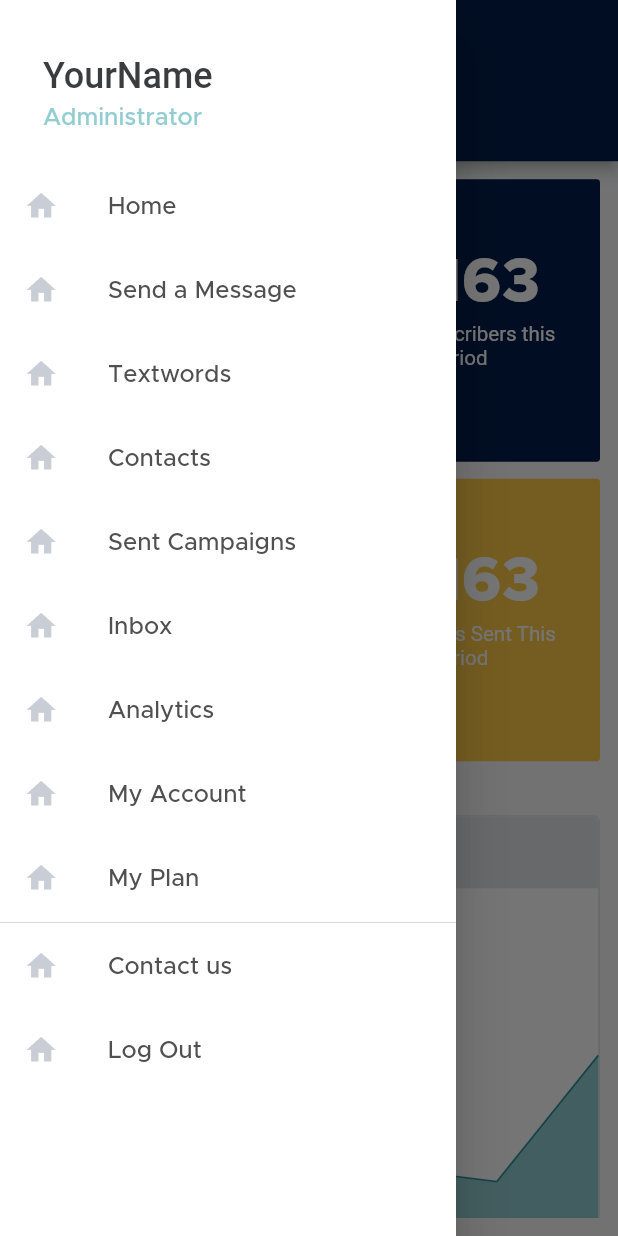
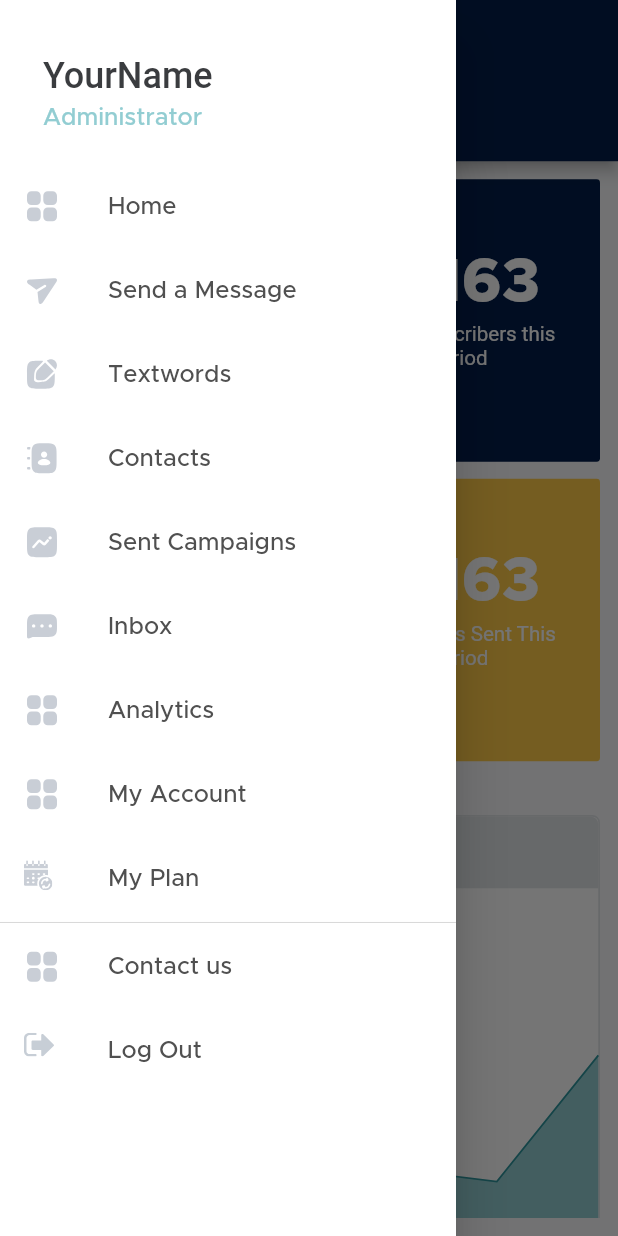
Before and after one commit to islamsayed86/happyTextingApp, a Flutter app: the screen it shows after launch, with the side drawer open, on a phone screen of 412 x 824 dp. Run offline on Flutter 3.47's test engine with Material 2 defaults, Android fonts, the phone set to English and light mode, and no system bars; our stand-ins replace email_validator, flutter_bloc, flutter_screenutil, flutter_svg, syncfusion_flutter_charts; Roboto replaces fonts that are missing (metro).

Commit message:
adding SVGs

```diff
--- a/lib/core/widgets/shared_side_menu.dart
+++ b/lib/core/widgets/shared_side_menu.dart
@@ -1,6 +1,8 @@
 import 'package:flutter/material.dart';
 import 'package:flutter_screenutil/flutter_screenutil.dart';
+import 'package:flutter_svg/flutter_svg.dart';
 import 'package:happy_texting/core/constants/colors.dart';
+import 'package:happy_texting/core/constants/images_paths.dart';
 import 'package:happy_texting/core/constants/styles.dart';
 import 'package:happy_texting/core/widgets/side_menu_item.dart';
 
@@ -37,52 +39,84 @@ class SideMenu extends StatelessWidget {
               ],
             ),
           ),
-          const SideMenuItem(
-            icon: Icon(Icons.home),
+          SideMenuItem(
             title: 'Home',
+            leadingIcon: SvgPicture.asset(
+              kHomeImage,
+              color: kGreyWhiteColor,
+            ),
           ),
-          const SideMenuItem(
-            icon: Icon(Icons.home),
+          SideMenuItem(
+            leadingIcon: SvgPicture.asset(
+              kSendMsgImage,
+              color: kGreyWhiteColor,
+            ),
             title: 'Send a Message',
           ),
-          const SideMenuItem(
-            icon: Icon(Icons.home),
+          SideMenuItem(
+            leadingIcon: SvgPicture.asset(
+              kTextWordsImage,
+              color: kGreyWhiteColor,
+            ),
             title: 'Textwords',
           ),
-          const SideMenuItem(
-            icon: Icon(Icons.home),
+          SideMenuItem(
+            leadingIcon: SvgPicture.asset(
+              kContactsImage,
+              color: kGreyWhiteColor,
+            ),
             title: 'Contacts',
           ),
-          const SideMenuItem(
-            icon: Icon(Icons.home),
+          SideMenuItem(
+            leadingIcon: SvgPicture.asset(
+              kSentCampImage,
+              color: kGreyWhiteColor,
+            ),
             title: 'Sent Campaigns',
           ),
-          const SideMenuItem(
-            icon: Icon(Icons.home),
+          SideMenuItem(
+            leadingIcon: SvgPicture.asset(
+              kInboxImage,
+              color: kGreyWhiteColor,
+            ),
             title: 'Inbox',
           ),
-          const SideMenuItem(
-            icon: Icon(Icons.home),
+          SideMenuItem(
+            leadingIcon: SvgPicture.asset(
+              kHomeImage,
+              color: kGreyWhiteColor,
+            ),
             title: 'Analytics',
           ),
-          const SideMenuItem(
-            icon: Icon(Icons.home),
+          SideMenuItem(
+            leadingIcon: SvgPicture.asset(
+              kHomeImage,
+              color: kGreyWhiteColor,
+            ),
             title: 'My Account',
           ),
-          const SideMenuItem(
-            icon: Icon(Icons.home),
+          SideMenuItem(
+            leadingIcon: SvgPicture.asset(
+              kMyPlanImage,
+              color: kGreyWhiteColor,
+            ),
             title: 'My Plan',
           ),
           const Divider(
             height: 3,
             color: kLightGrey,
           ),
-          const SideMenuItem(
-            icon: Icon(Icons.home),
+          SideMenuItem(
+            leadingIcon: SvgPicture.asset(
+              kHomeImage,
+              color: kGreyWhiteColor,
+            ),
             title: 'Contact us',
           ),
-          const SideMenuItem(
-            icon: Icon(Icons.home),
+          SideMenuItem(
+            leadingIcon: SvgPicture.asset(
+              kLogoutImage,
+            ),
             title: 'Log Out',
           ),
         ],
--- a/lib/core/widgets/side_menu_item.dart
+++ b/lib/core/widgets/side_menu_item.dart
@@ -1,24 +1,18 @@
 import 'package:flutter/material.dart';
-import 'package:flutter_screenutil/flutter_screenutil.dart';
-import 'package:happy_texting/core/constants/colors.dart';
 import 'package:happy_texting/core/constants/styles.dart';
 
 class SideMenuItem extends StatelessWidget {
   const SideMenuItem({
     Key? key,
-    required this.icon,
+    required this.leadingIcon,
     required this.title,
   }) : super(key: key);
-  final Icon icon;
+  final Widget leadingIcon;
   final String title;
   @override
   Widget build(BuildContext context) {
     return ListTile(
-      leading: Icon(
-        Icons.home,
-        size: 20.sp,
-        color: kGreyWhiteColor,
-      ),
+      leading: leadingIcon,
       title: Text(
         title,
         style: kText16MediumGrey2,
--- a/pubspec.yaml
+++ b/pubspec.yaml
@@ -37,6 +37,7 @@ dependencies:
     sdk: flutter
   flutter_bloc: ^8.1.1
   flutter_screenutil: ^5.6.0
+  flutter_svg: ^1.1.6
   syncfusion_flutter_charts: ^20.4.41
 
 dev_dependencies:
```
Also changed, not shown: pubspec.lock.
